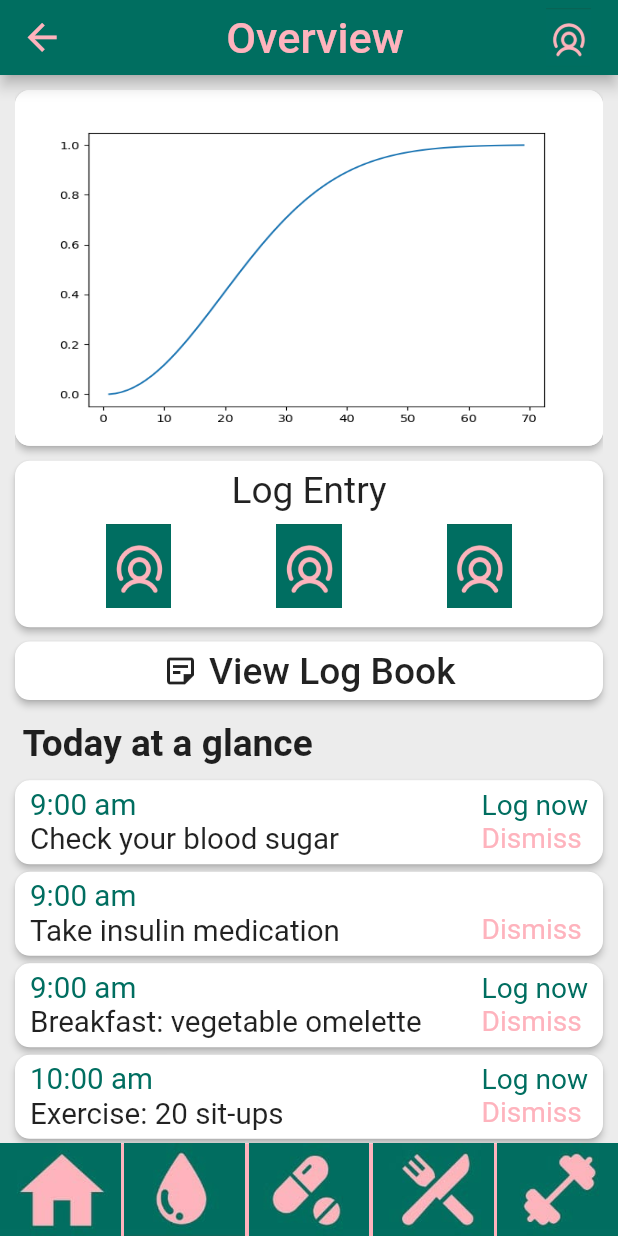
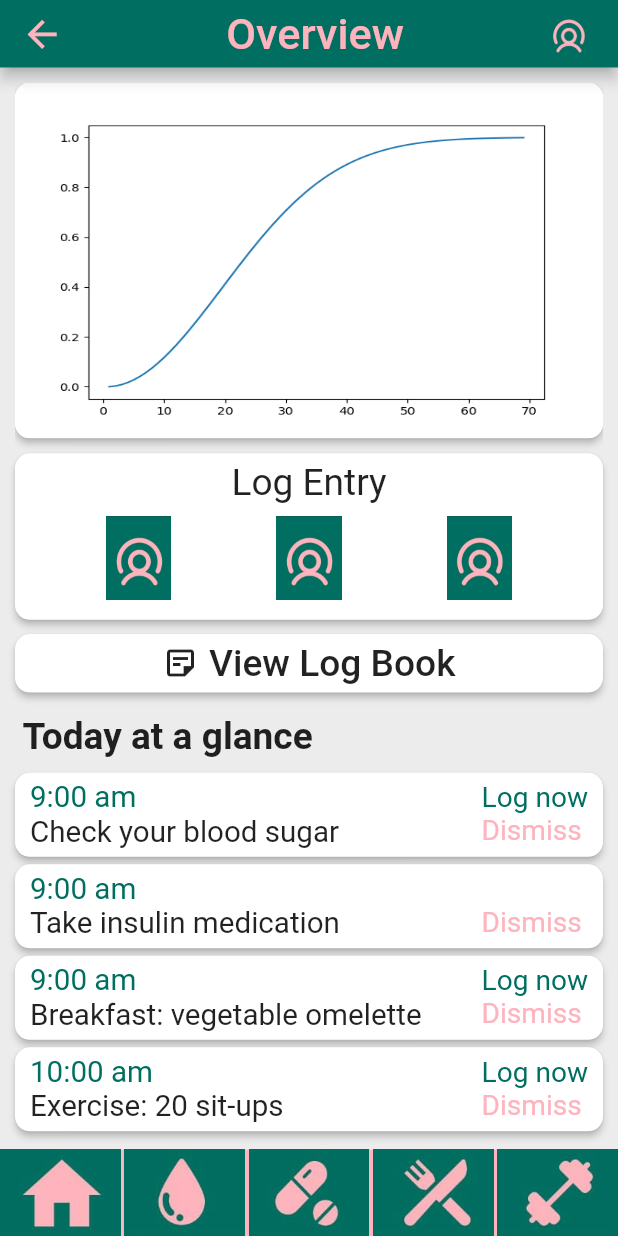
Before and after one commit to Atul-Acharya-17/Glucosis, a Flutter app: the screen it shows after launch, on a phone screen of 412 x 824 dp. Run offline on Flutter 3.47's test engine with Material 2 defaults, Android fonts, the phone set to English and light mode, and no system bars; drawn by our look-alikes of carousel_slider; our stand-ins replace syncfusion_flutter_gauges.

Commit message:
Added AppBar

```diff
--- /dev/null
+++ b/lib/view/AppBar.dart
@@ -0,0 +1,50 @@
+import 'package:flutter/material.dart';
+
+class CommonAppBar extends StatelessWidget implements PreferredSizeWidget {
+  CommonAppBar({@required this.title});
+  final String title;
+  final Color green = Color.fromRGBO(0, 110, 96, 1);
+  final Color pink = Color.fromRGBO(254, 179, 189, 1);
+
+  @override
+  Size get preferredSize => Size.fromHeight(45);
+
+  @override
+  Widget build(BuildContext context) {
+    final double height = MediaQuery.of(context).size.height;
+    final double width = MediaQuery.of(context).size.width;
+    final double appBarTextSize = height * 0.035;
+    final double appBarIconSize = width * 0.07;
+    return AppBar(
+      backgroundColor: green,
+      leading: GestureDetector(
+        onTap: () {},
+        child: IconButton(
+          icon: Icon(
+            Icons.arrow_back,
+            size: appBarIconSize,
+            color: pink,
+          ),
+          onPressed: () {},
+        ),
+      ),
+      title: Center(
+        child: Text(
+          title,
+          style: TextStyle(
+            fontSize: appBarTextSize,
+            color: Color.fromRGBO(254, 179, 189, 1),
+          ),
+        ),
+      ),
+      actions: <Widget>[
+        IconButton(
+          icon: new Image.asset('images/user_icon.jpeg'),
+          iconSize: appBarIconSize,
+          padding: EdgeInsets.only(right: 18.0),
+          onPressed: () {},
+        ),
+      ],
+    );
+  }
+}
--- a/lib/view/HomePage.dart
+++ b/lib/view/HomePage.dart
@@ -1,6 +1,7 @@
 import 'package:flutter/material.dart';
 import 'package:carousel_slider/carousel_slider.dart';
 import 'NavigationBar.dart';
+import 'AppBar.dart';
 
 void main() {
   runApp(HomePage());
@@ -11,57 +12,12 @@ class HomePage extends StatelessWidget {
   Widget build(BuildContext context) {
     return MaterialApp(
       home: Scaffold(
-        appBar: HomeAppBar(),
+        appBar: CommonAppBar(
+          title: 'Overview',
+        ),
         body: HomeBody(),
         bottomNavigationBar: NavigationBar(),
       ),
-    );
-  }
-}
-
-class HomeAppBar extends StatelessWidget implements PreferredSizeWidget {
-  final Color green = Color.fromRGBO(0, 110, 96, 1);
-  final Color pink = Color.fromRGBO(254, 179, 189, 1);
-
-  @override
-  Size get preferredSize => const Size.fromHeight(50);
-
-  @override
-  Widget build(BuildContext context) {
-    final double height = MediaQuery.of(context).size.height;
-    final double width = MediaQuery.of(context).size.width;
-    final double appBarTextSize = height * 0.035;
-    final double appBarIconSize = width * 0.07;
-    return AppBar(
-      backgroundColor: green,
-      leading: GestureDetector(
-        onTap: () {},
-        child: IconButton(
-          icon: Icon(
-            Icons.arrow_back,
-            size: appBarIconSize,
-            color: pink,
-          ),
-          onPressed: () {},
-        ),
-      ),
-      title: Center(
-        child: Text(
-          'Overview',
-          style: TextStyle(
-            fontSize: appBarTextSize,
-            color: Color.fromRGBO(254, 179, 189, 1),
-          ),
-        ),
-      ),
-      actions: <Widget>[
-        IconButton(
-          icon: new Image.asset('images/user_icon.jpeg'),
-          iconSize: appBarIconSize,
-          padding: EdgeInsets.only(right: 18.0),
-          onPressed: () {},
-        ),
-      ],
     );
   }
 }
--- a/lib/view/NavigationBar.dart
+++ b/lib/view/NavigationBar.dart
@@ -8,7 +8,7 @@ class NavigationBar extends StatelessWidget {
   Widget build(BuildContext context) {
     final double height = MediaQuery.of(context).size.height;
     final double width = MediaQuery.of(context).size.width;
-    final double navigationBarHeight = 0.075 * height;
+    final double navigationBarHeight = 0.07 * height;
     final double iconWidth = 0.195 * width;
     return Container(
       height: navigationBarHeight,
```
Also changed, not shown: lib/view/LogbookPage.dart (added, +143 -0 lines).
